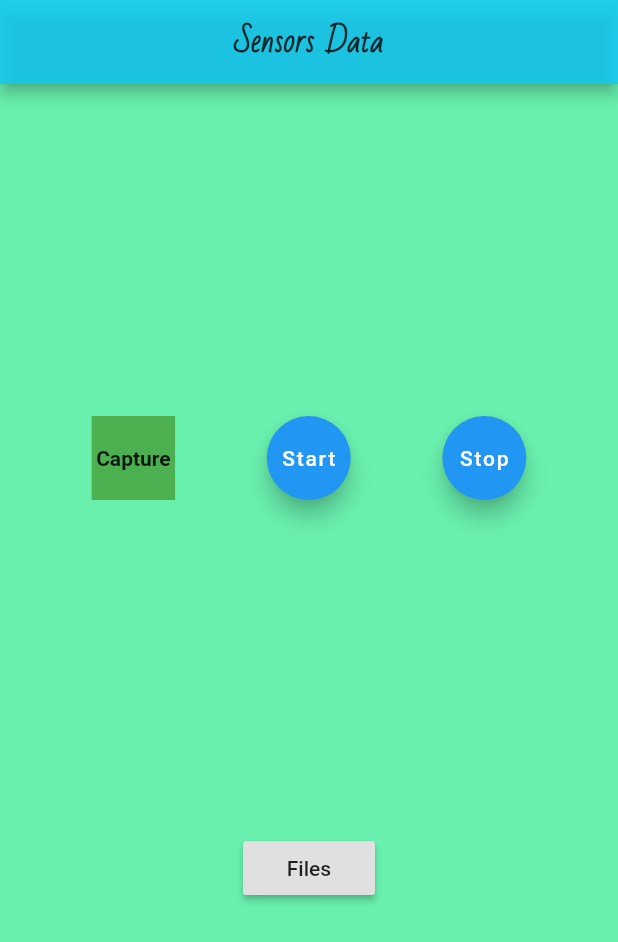
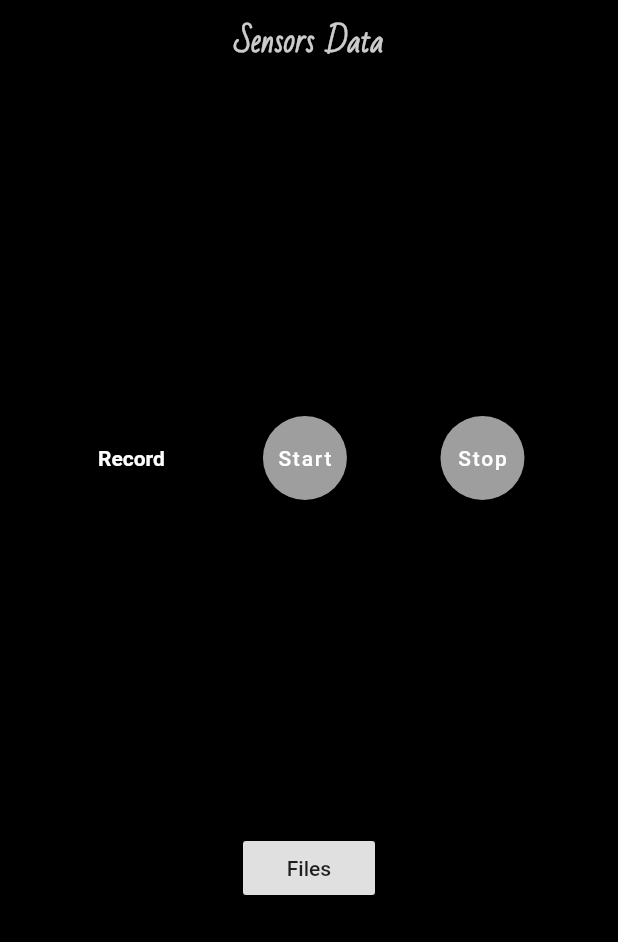
Before and after one commit to rdverse/sensewear, a Flutter app: the screen it shows after launch, after a tap on "Start", on a phone screen of 412 x 824 dp. Shown: the top 942 px of the screen. Run offline on Flutter 3.47's test engine with Material 2 defaults, Android fonts, the phone set to English and light mode, and no system bars; our stand-ins replace csv, firebase_storage, sensors, wakelock; missing offline and left inert: move_to_background, screen; accounts and stored records are empty.

Commit message:
Make the program compatible for background execution

```diff
--- a/lib/caphome.dart
+++ b/lib/caphome.dart
@@ -10,6 +10,7 @@ import 'package:flutter/material.dart';
 import 'package:wakelock/wakelock.dart';
 import 'package:path_provider/path_provider.dart';
 import 'package:firebase_storage/firebase_storage.dart';
+import 'package:move_to_background/move_to_background.dart';
 
 class capturehome extends StatefulWidget {
   @override
@@ -18,10 +19,11 @@ class capturehome extends StatefulWidget {
 
 class _capturehomeState extends State<capturehome> {
   Isolate isolate;
+  String capText = "Idle";
 
   //Variables to initialize
-  Color capColor = Colors.deepOrangeAccent;
-  Color backColor = Colors.white60;
+  Color capColor = Colors.teal;
+  Color backColor = Colors.indigoAccent;
 
   List<double> _accelerometerValues;
   List<double> _userAccelerometerValues;
@@ -33,7 +35,7 @@ class _capturehomeState extends State<capturehome> {
   List<List<dynamic>> meanUserAccelList = List<List<dynamic>>();
 
   List<StreamSubscription<dynamic>> _streamSubscriptions =
-      <StreamSubscription<dynamic>>[];
+  <StreamSubscription<dynamic>>[];
 
   // This widget is the root of your application.
 
@@ -46,11 +48,11 @@ class _capturehomeState extends State<capturehome> {
     return (Scaffold(
       backgroundColor: backColor,
       appBar: AppBar(
-        backgroundColor: Color.fromRGBO(15, 200, 250, 0.8),
+        backgroundColor: capColor, //Color.fromRGBO(15, 200, 250, 0.8),
         title: Text(
           'Sensors Data',
           style: TextStyle(
-              color: Colors.black.withOpacity(0.8),
+              color: Colors.white.withOpacity(0.8),
               fontSize: 20.0,
               fontWeight: FontWeight.bold,
               fontFamily: 'BadScript'),
@@ -66,44 +68,59 @@ class _capturehomeState extends State<capturehome> {
               children: <Widget>[
                 Container(
                   child: Text(
-                    'Capture',
-                    style: TextStyle(fontWeight: FontWeight.bold),
+                    capText,
+                    style: TextStyle(fontWeight: FontWeight.bold,
+                        color: Colors.white
+                    ),
                   ),
                   padding: EdgeInsets.fromLTRB(3, 20, 3, 20),
-                  color: capColor,
+                  color: Colors.black,
                 ),
                 Container(
                   child: FloatingActionButton(
                     heroTag: "start",
+                    backgroundColor: Colors.grey,
                     onPressed: () {
                       setState(() {
-                        backColor = Colors.greenAccent;
-                        capColor = Colors.green;
+                        capText = "Record";
+                        backColor = Colors.black;
+                        capColor = Colors.black87;
                         //createNewIsolate();
-                        Screen.setBrightness(0.1);
-                        Screen.keepOn(true);
+                      //  Screen.setBrightness(0.1);
+                       // Screen.keepOn(true);
                         //Wakelock.enable();
+                        MoveToBackground.moveTaskToBack();
                         beginInitState();
                       });
                     },
-                    child: Text('Start'),
+                    child: Text('Start',
+                      style: TextStyle(
+                          color: Colors.white
+                      ),
+                    ),
+
                   ),
                 ),
                 Container(
                   child: FloatingActionButton(
                     heroTag: "stop",
+                    backgroundColor: Colors.grey,
                     onPressed: () {
                       setState(() {
-
-                        backColor = Colors.deepOrangeAccent;
-                        capColor = Colors.red;
-                        beginInitState(upcount:10);
+                        capText = "Stopped";
+                        backColor = Colors.grey;
+                        capColor = Colors.black;
+                        beginInitState(upcount: 1000);
                         //     Read();
                         quit();
                         //dispose();
                       });
                     },
-                    child: Text('Stop'),
+                    child: Text('Stop',
+                      style: TextStyle(
+                          color: Colors.white,
+                      ),
+                    ),
                   ),
                 ),
               ],
@@ -122,9 +139,10 @@ class _capturehomeState extends State<capturehome> {
               ),
             ),
 
-            if (_userAccelerometerValues != null)
-              Text(
-                  "accel: x: ${_userAccelerometerValues.map((e) => e.toInt()).toList()}"),
+         //   if (_userAccelerometerValues != null)
+           //   Text(
+             //     "accel: x: ${_userAccelerometerValues.map((e) => e.toInt())
+               //       .toList()}"),
           ]),
     )); //return
   } //build
@@ -157,7 +175,7 @@ class _capturehomeState extends State<capturehome> {
     return (res);
   }
 
-  void beginInitState({upcount:0}) {
+  void beginInitState({upcount: 0}) {
     int ucount = 0;
     int uuploadCount = upcount;
 
@@ -184,7 +202,7 @@ class _capturehomeState extends State<capturehome> {
           meanUserAccelList = List<List<dynamic>>();
         }
 
-        if (uuploadCount == 10) {
+        if (uuploadCount == 1000) {
           Write(userAccelList, "_user_accel");
           userAccelList = List<List<dynamic>>();
           uuploadCount = 0;
@@ -194,7 +212,10 @@ class _capturehomeState extends State<capturehome> {
   }
 
   double getTime() {
-    return (DateTime.now().millisecondsSinceEpoch.toDouble());
+    return (DateTime
+        .now()
+        .millisecondsSinceEpoch
+        .toDouble());
   }
 
   Future<String> get localPath async {
@@ -208,7 +229,7 @@ class _capturehomeState extends State<capturehome> {
     // Initial a csv file and push this on top of that
     //toStore.add(values);
     toStore = values;
-    final directory =  await localPath;
+    final directory = await localPath;
 
     String filename = "/" + DateTime.now().toString();
     filename = filename + type;
@@ -219,13 +240,13 @@ class _capturehomeState extends State<capturehome> {
     File file = File(fileName);
     String csv = const ListToCsvConverter().convert(toStore);
     await file.writeAsString(csv);
-    await uploadFile(fileName, file);
-    return(file);
+//    await uploadFile(fileName, file);
+    return (file);
   }
 
   Future uploadFile(fileName, csvFile) async {
     final StorageReference reference =
-        await FirebaseStorage.instance.ref().child(fileName);
+    await FirebaseStorage.instance.ref().child(fileName);
     final StorageUploadTask uploadTask = await reference.putFile(csvFile);
     // StorageTaskSnapshot taskSnapshot = await uploadTask.onComplete;
     // setState(() {
--- a/pubspec.yaml
+++ b/pubspec.yaml
@@ -33,6 +33,8 @@ dependencies:
   random_string: ^2.1.0
   wakelock: ^0.1.4+2
   screen: ^0.0.5
+  move_to_background: ^1.0.1
+
 
   # The following adds the Cupertino Icons font to your application.
   # Use with the CupertinoIcons class for iOS style icons.
```
Also changed, not shown: pubspec.lock.
